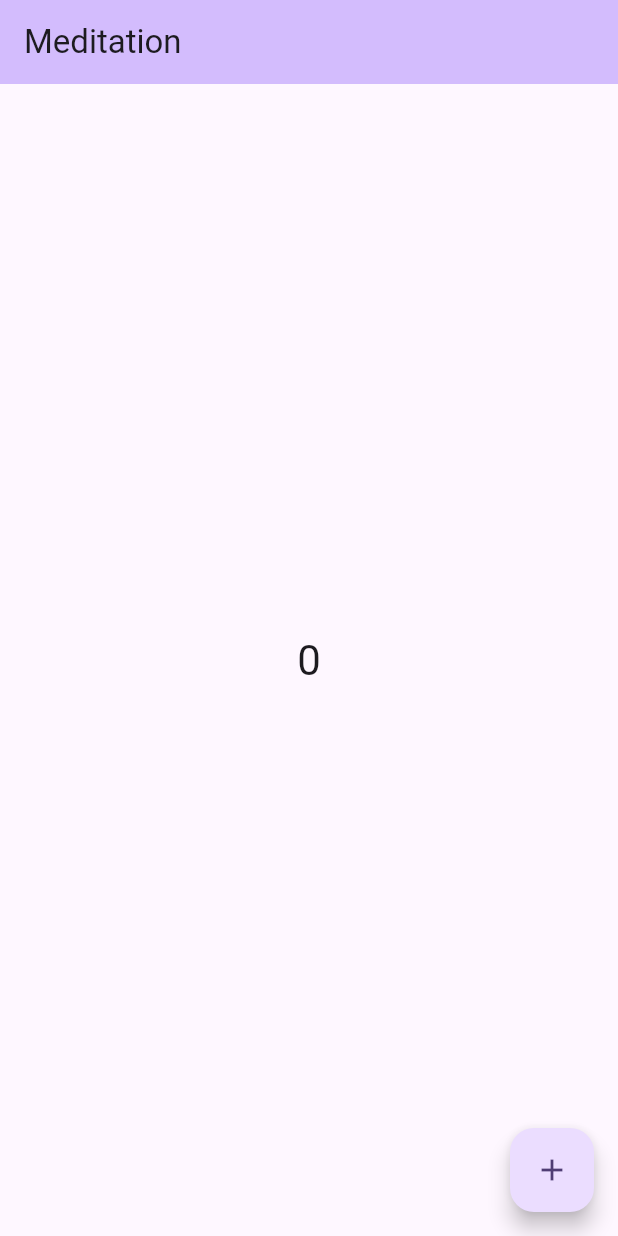
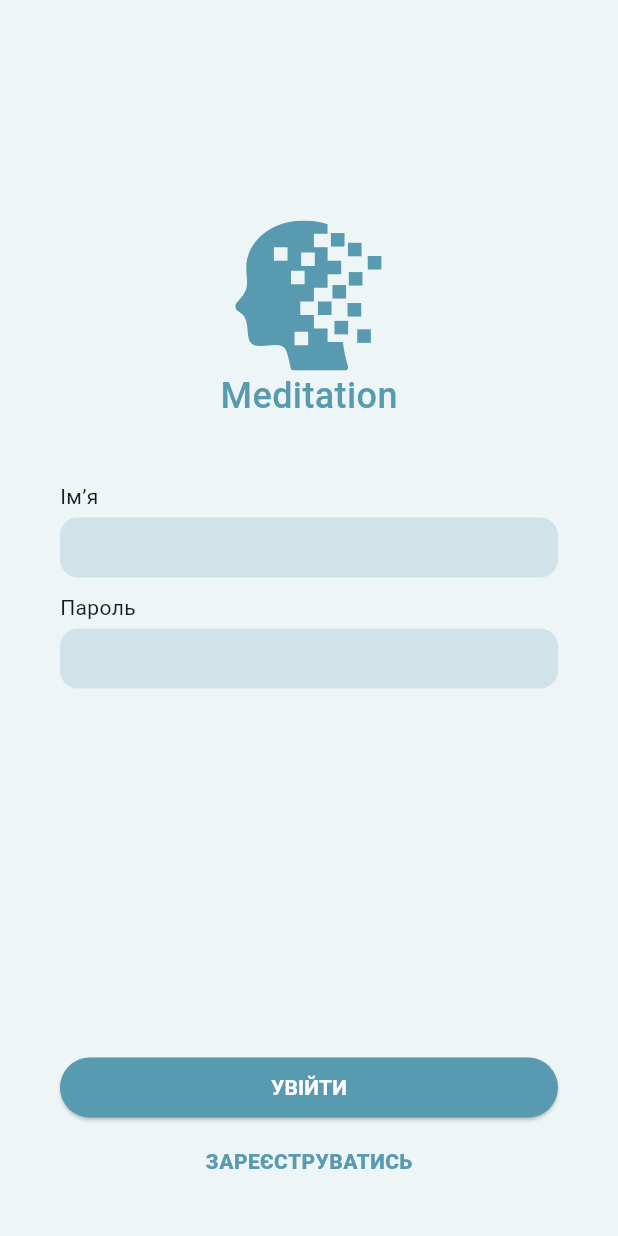
Before and after one commit to SviatoslavLeskiv/meditation_app, a Flutter app: the screen it shows after launch, on a phone screen of 412 x 824 dp. Run offline on Flutter 3.47's test engine with Material 3 defaults, Android fonts, the phone set to English and light mode, and no system bars; our stand-ins replace flutter_svg, shared_preferences.

Commit message:
Create login screen

```diff
--- /dev/null
+++ b/devtools_options.yaml
@@ -0,0 +1 @@
+extensions:
--- a/lib/main.dart
+++ b/lib/main.dart
@@ -1,61 +1,86 @@
 import 'package:flutter/material.dart';
 
-void main() {
-  runApp(const MyApp());
-}
+import 'presentation/login/login.dart';
+
+void main() => runApp(const MyApp());
 
 class MyApp extends StatelessWidget {
   const MyApp({super.key});
 
   @override
   Widget build(BuildContext context) {
-    return MaterialApp(
-      title: 'Meditation',
-      theme: ThemeData(
-        colorScheme: ColorScheme.fromSeed(seedColor: Colors.deepPurple),
-        useMaterial3: true,
+    return const MaterialApp(
+      home: Scaffold(
+        backgroundColor: Colors.white,
+        body: LoginPage(),
       ),
-      home: const MyHomePage(title: 'Meditation'),
     );
   }
 }
 
-class MyHomePage extends StatefulWidget {
-  const MyHomePage({super.key, required this.title});
-
-  final String title;
+class BottomNavigationBarExample extends StatefulWidget {
+  const BottomNavigationBarExample({super.key});
 
   @override
-  State<MyHomePage> createState() => _MyHomePageState();
+  State<BottomNavigationBarExample> createState() =>
+      _BottomNavigationBarExampleState();
 }
 
-class _MyHomePageState extends State<MyHomePage> {
-  int _counter = 0;
+class _BottomNavigationBarExampleState
+    extends State<BottomNavigationBarExample> {
+  int _selectedIndex = 0;
+  static const TextStyle optionStyle =
+      TextStyle(fontSize: 30, fontWeight: FontWeight.bold);
+  static const List<Widget> _widgetOptions = <Widget>[
+    Text(
+      'Index 0: Home',
+      style: optionStyle,
+    ),
+    Text(
+      'Index 1: Tasks',
+      style: optionStyle,
+    ),
+    Text(
+      'Index 2: Profile',
+      style: optionStyle,
+    ),
+  ];
 
-  void _incrementCounter() {
+  void _onItemTapped(int index) {
     setState(() {
-      _counter++;
+      _selectedIndex = index;
     });
   }
 
   @override
   Widget build(BuildContext context) {
     return Scaffold(
-      appBar: AppBar(
-        backgroundColor: Theme.of(context).colorScheme.inversePrimary,
-        title: Text(widget.title),
-      ),
-      body: Center(
-        child: Text(
-          '$_counter',
-          style: Theme.of(context).textTheme.headlineMedium,
+      backgroundColor: Colors.white,
+      body: Container(
+        color: Color(0xFF589AAF).withOpacity(0.1),
+        child: Center(
+          child: _widgetOptions.elementAt(_selectedIndex),
         ),
       ),
-      floatingActionButton: FloatingActionButton(
-        onPressed: _incrementCounter,
-        tooltip: 'Increment',
-        child: const Icon(Icons.add),
-      ), // This trailing comma makes auto-formatting nicer for build methods.
+      bottomNavigationBar: BottomNavigationBar(
+        items: const <BottomNavigationBarItem>[
+          BottomNavigationBarItem(
+            icon: Icon(Icons.post_add),
+            label: 'Home',
+          ),
+          BottomNavigationBarItem(
+            icon: Icon(Icons.business),
+            label: 'Tasks',
+          ),
+          BottomNavigationBarItem(
+            icon: Icon(Icons.person),
+            label: 'Profile',
+          ),
+        ],
+        currentIndex: _selectedIndex,
+        selectedItemColor: Colors.black,
+        onTap: _onItemTapped,
+      ),
     );
   }
 }
--- /dev/null
+++ b/lib/presentation/login/login.dart
@@ -0,0 +1,230 @@
+import 'package:flutter/cupertino.dart';
+import 'package:flutter/material.dart';
+import 'package:flutter_svg/svg.dart';
+import 'package:meditation_app/main.dart';
+import 'package:meditation_app/presentation/login/widget/alert_dialogue.dart';
+import 'package:meditation_app/presentation/login/widget/text_field.dart';
+import 'package:shared_preferences/shared_preferences.dart';
+
+const defaultColor = Color(0xFF589AAF);
+
+class LoginPage extends StatefulWidget {
+  const LoginPage({super.key});
+
+  @override
+  State<LoginPage> createState() => _LoginPageState();
+}
+
+class _LoginPageState extends State<LoginPage> {
+  late SharedPreferences _preferences;
+
+  String? _name;
+  String? _password;
+
+  bool _isRegister = false;
+  bool _isLogin = false;
+
+  final _nameController = TextEditingController();
+  final _passwordController = TextEditingController();
+  final _repeatPasswordController = TextEditingController();
+
+  final _nameFocus = FocusNode();
+  final _passwordFocus = FocusNode();
+  final _repeatPasswordFocus = FocusNode();
+
+  @override
+  void initState() {
+    initSharedPreferences();
+    super.initState();
+  }
+
+  @override
+  void dispose() {
+    _nameController.dispose();
+    _passwordController.dispose();
+    _repeatPasswordController.dispose();
+    _nameFocus.dispose();
+    _passwordFocus.dispose();
+    _repeatPasswordFocus.dispose();
+    super.dispose();
+  }
+
+  void initSharedPreferences() async {
+    _preferences = await SharedPreferences.getInstance();
+    _name = _preferences.getString('name');
+    _password = _preferences.getString('password');
+  }
+
+  @override
+  Widget build(BuildContext context) {
+    return GestureDetector(
+      onTap: () => FocusScope.of(context).unfocus(),
+      child: Scaffold(
+        backgroundColor: const Color(0xFF589AAF).withOpacity(0.1),
+        body: Padding(
+          padding: const EdgeInsets.symmetric(horizontal: 40),
+          child: Column(
+            mainAxisAlignment: MainAxisAlignment.center,
+            children: [
+              const Spacer(),
+              Center(
+                child: SvgPicture.asset(
+                  'assets/logo.svg',
+                  height: 100,
+                ),
+              ),
+              const Text(
+                'Meditation',
+                style: TextStyle(
+                  color: defaultColor,
+                  fontWeight: FontWeight.w500,
+                  fontSize: 24,
+                ),
+              ),
+              const SizedBox(height: 40),
+              BorderedTextField(
+                labelText: 'Імʼя',
+                hintText: '',
+                maxLength: 100,
+                isError: false,
+                keyboardType: TextInputType.emailAddress,
+                autofillHints: const [AutofillHints.email],
+                textCapitalization: TextCapitalization.none,
+                controller: _nameController,
+                focusNode: _nameFocus,
+              ),
+              const SizedBox(height: 10),
+              BorderedTextField.passcode(
+                labelText: 'Пароль',
+                hintText: '',
+                isError: false,
+                controller: _passwordController,
+                focusNode: _passwordFocus,
+              ),
+              const SizedBox(height: 10),
+              SizedBox(
+                height: 85,
+                child: AnimatedOpacity(
+                  duration: const Duration(milliseconds: 200),
+                  opacity: _isRegister ? 1 : 0,
+                  child: BorderedTextField.passcode(
+                    labelText: 'Повторіть пароль',
+                    hintText: '',
+                    isError: false,
+                    controller: _repeatPasswordController,
+                    focusNode: _repeatPasswordFocus,
+                  ),
+                ),
+              ),
+              const Spacer(),
+              FractionallySizedBox(
+                widthFactor: 1,
+                child: ElevatedButton(
+                  onPressed: () async {
+                    if (_isRegister) {
+                      if (_nameController.text.trim().length < 2) {
+                        showAppDialog(
+                          context,
+                          actions: {'Ok': () => Navigator.pop(context)},
+                          subtitle: 'Введіть правильно ваше імʼя!',
+                          title: "Ой",
+                        );
+                      } else {
+                        if (_passwordController.text ==
+                            _repeatPasswordController.text) {
+                          await _preferences.setString(
+                            'name',
+                            _nameController.text.trim(),
+                          );
+                          await _preferences.setString(
+                            'password',
+                            _passwordController.text.trim(),
+                          );
+                          _name = _nameController.text.trim();
+                          _password = _passwordController.text.trim();
+                          _isRegister = false;
+                          _passwordController.clear();
+                          _repeatPasswordController.clear();
+                          setState(() {});
+                        } else {
+                          showAppDialog(
+                            context,
+                            actions: {'Ok': () => Navigator.pop(context)},
+                            subtitle: 'Паролі не збігаються!',
+                            title: "Ой",
+                          );
+                        }
+                      }
+                    } else {
+                      _isLogin = true;
+                      setState(() {});
+                      Future.delayed(const Duration(seconds: 2))
+                          .whenComplete(() {
+                        final success = _name == _nameController.text.trim() &&
+                            _password == _passwordController.text;
+                        if (success) {
+                          Navigator.of(context).pushReplacement(
+                            MaterialPageRoute(
+                              builder: (_) =>
+                                  const BottomNavigationBarExample(),
+                            ),
+                          );
+                        } else {
+                          showAppDialog(
+                            context,
+                            actions: {'Ok': () => Navigator.pop(context)},
+                            subtitle: 'Перевірте, будь ласка, імʼя та пароль!',
+                            title: "Ой",
+                          );
+                        }
+                        _isLogin = false;
+                        setState(() {});
+                      });
+                    }
+                  },
+                  style: ElevatedButton.styleFrom(
+                    backgroundColor: defaultColor,
+                  ),
+                  child: AnimatedSwitcher(
+                    duration: const Duration(milliseconds: 200),
+                    child: _isLogin
+                        ? const CupertinoActivityIndicator(
+                            color: Colors.white,
+                          )
+                        : Text(
+                            _isRegister
+                                ? 'Зареєструватись'.toUpperCase()
+                                : 'Увійти'.toUpperCase(),
+                            style: const TextStyle(
+                              color: Colors.white,
+                              fontWeight: FontWeight.bold,
+                              fontSize: 14,
+                            ),
+                          ),
+                  ),
+                ),
+              ),
+              const SizedBox(height: 15),
+              GestureDetector(
+                onTap: () {
+                  _isRegister = !_isRegister;
+                  setState(() {});
+                },
+                child: Text(
+                  (_isRegister ? 'Вже маєте акаунт?' : 'Зареєструватись')
+                      .toUpperCase(),
+                  style: const TextStyle(
+                    color: defaultColor,
+                    fontWeight: FontWeight.w900,
+                    fontSize: 14,
+                  ),
+                ),
+              ),
+              const SizedBox(height: 40),
+            ],
+          ),
+        ),
+      ),
+    );
+  }
+}
--- /dev/null
+++ b/lib/presentation/login/widget/text_field.dart
@@ -0,0 +1,185 @@
+import 'package:flutter/material.dart';
+import 'package:flutter/services.dart';
+import 'package:meditation_app/presentation/login/login.dart';
+
+const _cursorWidth = 2.0;
+const _cursorHeight = 16.0;
+
+class BorderedTextField extends StatefulWidget {
+  final TextEditingController controller;
+  final FocusNode focusNode;
+  final bool isError;
+
+  final int minLines;
+  final int maxLines;
+  final int maxLength;
+  final bool hiddenText;
+  final bool autocorrect;
+  final TextCapitalization textCapitalization;
+  final TextInputType? keyboardType;
+  final Iterable<String>? autofillHints;
+
+  final String? labelText;
+  final String? hintText;
+  final String? errorText;
+
+  const BorderedTextField({
+    Key? key,
+    required this.controller,
+    required this.focusNode,
+    this.isError = false,
+    this.minLines = 1,
+    this.maxLines = 1,
+    this.maxLength = 1000,
+    this.hiddenText = false,
+    this.autocorrect = false,
+    this.textCapitalization = TextCapitalization.sentences,
+    this.keyboardType,
+    this.autofillHints,
+    this.labelText,
+    this.hintText,
+    this.errorText,
+  })  : assert(hiddenText == false || hiddenText == true && maxLines == 1),
+        super(key: key);
+
+  const BorderedTextField.passcode({
+    Key? key,
+    required this.controller,
+    required this.focusNode,
+    this.isError = false,
+    this.labelText,
+    this.hintText,
+    this.errorText,
+  })  : minLines = 1,
+        maxLines = 1,
+        maxLength = 20,
+        hiddenText = true,
+        autocorrect = false,
+        textCapitalization = TextCapitalization.none,
+        keyboardType = TextInputType.visiblePassword,
+        autofillHints = const [AutofillHints.password],
+        super(key: key);
+
+  @override
+  State<BorderedTextField> createState() => _BorderedTextFieldState();
+}
+
+class _BorderedTextFieldState extends State<BorderedTextField> {
+  bool isHideText = true;
+
+  @override
+  Widget build(BuildContext context) {
+    return Column(
+      crossAxisAlignment: CrossAxisAlignment.stretch,
+      mainAxisSize: MainAxisSize.min,
+      children: [
+        if (widget.labelText != null) _buildLabel(context),
+        _buildTextFieldFrame(context),
+        if (widget.errorText != null) _buildError(context),
+      ],
+    );
+  }
+
+  Widget _buildLabel(BuildContext context) {
+    return Padding(
+      padding: const EdgeInsets.only(bottom: 4),
+      child: Text(
+        widget.labelText!,
+      ),
+    );
+  }
+
+  Widget _buildError(BuildContext context) {
+    return Align(
+      alignment: Alignment.centerLeft,
+      child: AnimatedSwitcher(
+        duration: const Duration(milliseconds: 400),
+        child: widget.isError
+            ? Padding(
+                padding: const EdgeInsets.only(top: 4),
+                child: Text(
+                  widget.errorText!,
+                ),
+              )
+            : const SizedBox.shrink(),
+      ),
+    );
+  }
+
+  Widget _buildTextFieldFrame(BuildContext context) {
+    return Stack(
+      children: [
+        SizedBox(
+          height: 40,
+          child: GestureDetector(
+            onTap: widget.focusNode.requestFocus,
+            child: Material(
+              borderRadius: BorderRadius.circular(12),
+              color: defaultColor.withOpacity(0.2),
+              child: Row(
+                crossAxisAlignment: widget.maxLines > 1
+                    ? CrossAxisAlignment.start
+                    : CrossAxisAlignment.center,
+                children: [
+                  const SizedBox(width: 16),
+                  Expanded(
+                    child: Padding(
+                      padding: widget.maxLines > 1
+                          ? const EdgeInsets.only(top: 16)
+                          : EdgeInsets.zero,
+                      child: _buildTextField(context),
+                    ),
+                  ),
+                ],
+              ),
+            ),
+          ),
+        ),
+      ],
+    );
+  }
+
+  Widget _buildTextField(BuildContext context) {
+    final hidden = widget.hiddenText == true ? isHideText : false;
+    return TextField(
+      controller: widget.controller,
+      focusNode: widget.focusNode,
+      minLines: widget.minLines,
+      maxLines: widget.maxLines,
+      keyboardType: widget.keyboardType,
+      autofillHints: widget.autofillHints,
+      autocorrect: widget.autocorrect,
+      textCapitalization: widget.textCapitalization,
+      inputFormatters: _inputFormatters(),
+      decoration: _inputDecoration(context),
+      cursorColor: Colors.black,
+      cursorWidth: _cursorWidth,
+      cursorHeight: _cursorHeight,
+      cursorRadius: Radius.zero,
+      obscuringCharacter: '*',
+      obscureText: hidden,
+    );
+  }
+
+  List<TextInputFormatter> _inputFormatters() {
+    return [
+      LengthLimitingTextInputFormatter(widget.maxLength),
+      FilteringTextInputFormatter.allow(RegExp(r'[^\s].*')),
+      if (widget.keyboardType == TextInputType.number)
+        FilteringTextInputFormatter.digitsOnly,
+    ];
+  }
+
+  InputDecoration _inputDecoration(BuildContext context) {
+    return InputDecoration(
+      hintText: widget.hintText,
+      contentPadding: EdgeInsets.zero,
+      isCollapsed: true,
+      fillColor: Colors.black,
+      hoverColor: Colors.black,
+      border: const UnderlineInputBorder(
+        borderSide: BorderSide.none,
+      ),
+    );
+  }
+}
```
Also changed, not shown: lib/presentation/login/widget/alert_dialogue.dart (added, +161 -0 lines), pubspec.yaml (+12 -68 lines), assets/logo.svg (added), pubspec.lock, 9 other files.
